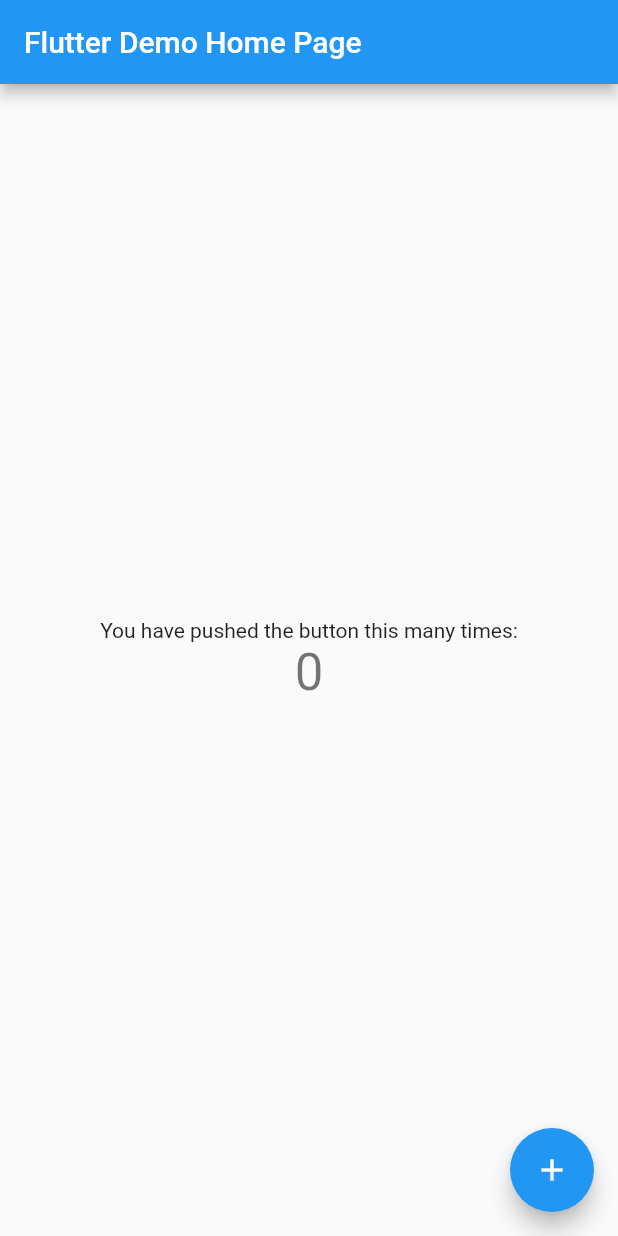
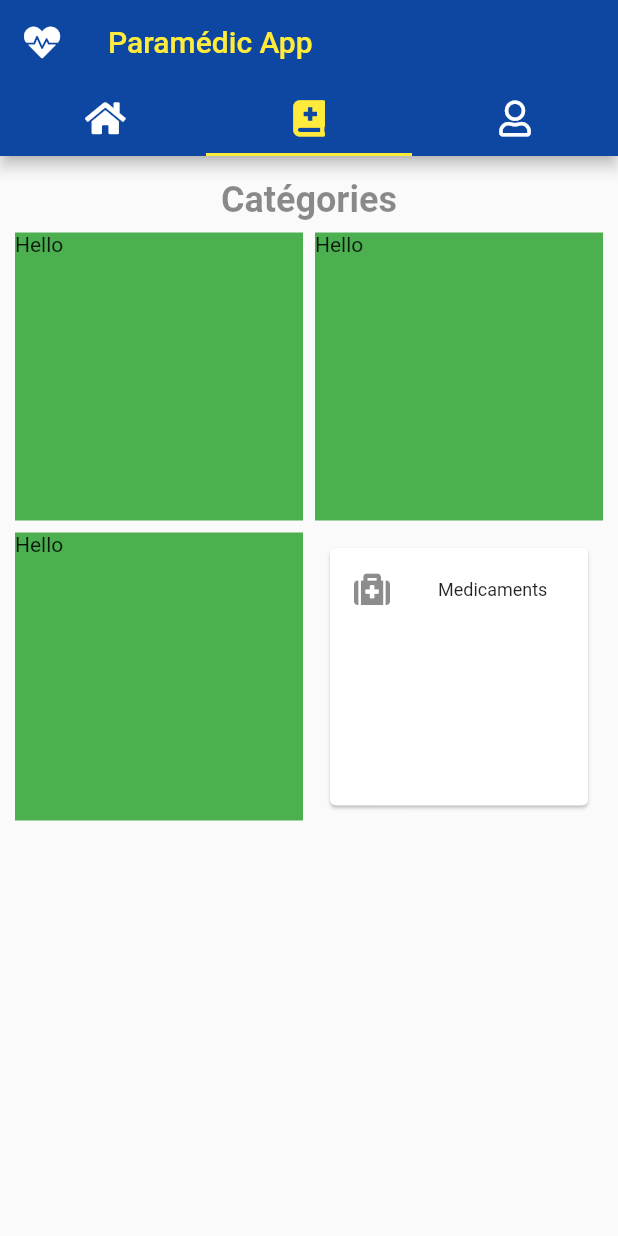
Before and after one commit to laGrossePistache/paramedic_app, a Flutter app: the screen it shows after launch, on a phone screen of 412 x 824 dp. Run offline on Flutter 3.47's test engine with Material 2 defaults, Android fonts, the phone set to English and light mode, and no system bars; our stand-ins replace font_awesome_flutter; Roboto replaces fonts that are missing (Cinzel).

Commit message:
Home page with tabs
Home page is now up and running.
I have started to create the Categories Tab who will have button to open the selected information

```diff
--- a/lib/main.dart
+++ b/lib/main.dart
@@ -1,4 +1,5 @@
 import 'package:flutter/material.dart';
+import 'pages/homePage.dart';
 
 void main() => runApp(MyApp());
 
@@ -7,105 +8,14 @@
   @override
   Widget build(BuildContext context) {
     return MaterialApp(
-      title: 'Flutter Demo',
+      debugShowCheckedModeBanner: false,
+      title: 'Paramédic App',
       theme: ThemeData(
-        // This is the theme of your application.
-        //
-        // Try running your application with "flutter run". You'll see the
-        // application has a blue toolbar. Then, without quitting the app, try
-        // changing the primarySwatch below to Colors.green and then invoke
-        // "hot reload" (press "r" in the console where you ran "flutter run",
-        // or simply save your changes to "hot reload" in a Flutter IDE).
-        // Notice that the counter didn't reset back to zero; the application
-        // is not restarted.
-        primarySwatch: Colors.blue,
       ),
-      home: MyHomePage(title: 'Flutter Demo Home Page'),
+      initialRoute: HomePage.id,
+      routes: {
+        HomePage.id : (context) => HomePage(),
+      },
     );
   }
 }
-
-class MyHomePage extends StatefulWidget {
-  MyHomePage({Key key, this.title}) : super(key: key);
-
-  // This widget is the home page of your application. It is stateful, meaning
-  // that it has a State object (defined below) that contains fields that affect
-  // how it looks.
-
-  // This class is the configuration for the state. It holds the values (in this
-  // case the title) provided by the parent (in this case the App widget) and
-  // used by the build method of the State. Fields in a Widget subclass are
-  // always marked "final".
-
-  final String title;
-
-  @override
-  _MyHomePageState createState() => _MyHomePageState();
-}
-
-class _MyHomePageState extends State<MyHomePage> {
-  int _counter = 0;
-
-  void _incrementCounter() {
-    setState(() {
-      // This call to setState tells the Flutter framework that something has
-      // changed in this State, which causes it to rerun the build method below
-      // so that the display can reflect the updated values. If we changed
-      // _counter without calling setState(), then the build method would not be
-      // called again, and so nothing would appear to happen.
-      _counter++;
-    });
-  }
-
-  @override
-  Widget build(BuildContext context) {
-    // This method is rerun every time setState is called, for instance as done
-    // by the _incrementCounter method above.
-    //
-    // The Flutter framework has been optimized to make rerunning build methods
-    // fast, so that you can just rebuild anything that needs updating rather
-    // than having to individually change instances of widgets.
-    return Scaffold(
-      appBar: AppBar(
-        // Here we take the value from the MyHomePage object that was created by
-        // the App.build method, and use it to set our appbar title.
-        title: Text(widget.title),
-      ),
-      body: Center(
-        // Center is a layout widget. It takes a single child and positions it
-        // in the middle of the parent.
-        child: Column(
-          // Column is also a layout widget. It takes a list of children and
-          // arranges them vertically. By default, it sizes itself to fit its
-          // children horizontally, and tries to be as tall as its parent.
-          //
-          // Invoke "debug painting" (press "p" in the console, choose the
-          // "Toggle Debug Paint" action from the Flutter Inspector in Android
-          // Studio, or the "Toggle Debug Paint" command in Visual Studio Code)
-          // to see the wireframe for each widget.
-          //
-          // Column has various properties to control how it sizes itself and
-          // how it positions its children. Here we use mainAxisAlignment to
-          // center the children vertically; the main axis here is the vertical
-          // axis because Columns are vertical (the cross axis would be
-          // horizontal).
-          mainAxisAlignment: MainAxisAlignment.center,
-          children: <Widget>[
-            Text(
-              'You have pushed the button this many times:',
-            ),
-            Text(
-              '$_counter',
-              style: Theme.of(context).textTheme.display1,
-            ),
-          ],
-        ),
-      ),
-      floatingActionButton: FloatingActionButton(
-        onPressed: _incrementCounter,
-        tooltip: 'Increment',
-        child: Icon(Icons.add),
-      ), // This trailing comma makes auto-formatting nicer for build methods.
-    );
-  }
-}
--- /dev/null
+++ b/lib/pages/categoriesTab.dart
@@ -0,0 +1,66 @@
+import 'package:flutter/material.dart';
+import 'package:paramedic_app/widgets/categorieCard.dart';
+
+class CategoriesTab extends StatelessWidget {
+  @override
+  Widget build(BuildContext context) {
+    return SafeArea(
+        child: Container(
+      margin: EdgeInsets.fromLTRB(10.0, 15.0, 10.0, 10.0),
+      child: Column(
+        children: <Widget>[
+          Text(
+            'Catégories',
+            style: TextStyle(
+                fontSize: 24.0,
+                fontWeight: FontWeight.bold,
+                color: Colors.black45),
+          ),
+          Expanded(
+              child: Container(
+                padding: EdgeInsets.only(top: 8.0),
+            child: GridView.count(
+              crossAxisCount: 2,
+              crossAxisSpacing: 8.0,
+              mainAxisSpacing: 8.0,
+              children: <Widget>[
+                GridTile(
+                  header: Text('Hello'),
+                  child: Container(
+                    color: Colors.green,
+                  ),
+                ),
+                                GridTile(
+                  header: Text('Hello'),
+                  child: Container(
+                    color: Colors.green,
+                  ),
+                ),
+                                GridTile(
+                  header: Text('Hello'),
+                  child: Container(
+                    color: Colors.green,
+                  ),
+                ),
+                CategorieCard()
+              ],
+            ),
+          ))
+        ],
+      ),
+    ));
+  }
+}
+
+//   child: Column(
+//     children: <Widget>[
+
+//       ListView(
+//         children: <Widget>[
+//           ListTile(title: Text('Hello'),)
+//           // CategorieCard(),
+//         ],
+//       ),
+//     ],
+//   ),
+// ),
--- /dev/null
+++ b/lib/pages/homePage.dart
@@ -0,0 +1,47 @@
+import 'package:flutter/material.dart';
+import 'package:font_awesome_flutter/font_awesome_flutter.dart';
+import 'package:paramedic_app/pages/categoriesTab.dart';
+
+class HomePage extends StatelessWidget {
+  static const id = 'homePage';
+  @override
+  Widget build(BuildContext context) {
+    return DefaultTabController(
+      initialIndex: 1,
+      length: 3,
+      child: Scaffold(
+        appBar: AppBar(
+          leading: Icon(FontAwesomeIcons.heartbeat),
+          backgroundColor: Colors.blue[900],
+          title: Text(
+            'Paramédic App',
+            style: TextStyle(color: Colors.yellow),
+          ),
+          bottom: TabBar(
+            indicatorColor: Colors.yellow,
+            labelColor: Colors.yellow,
+            unselectedLabelColor: Colors.white,
+            tabs: <Widget>[
+              Tab(
+                icon: Icon(FontAwesomeIcons.home),
+              ),
+              Tab(
+                icon: Icon(FontAwesomeIcons.bookMedical),
+              ),
+              Tab(
+                icon: Icon(FontAwesomeIcons.user),
+              ),
+            ],
+          ),
+        ),
+        body: TabBarView(
+          children: <Widget>[
+            Icon(FontAwesomeIcons.home),
+            CategoriesTab(),
+            Icon(FontAwesomeIcons.user),
+          ],
+        ),
+      ),
+    );
+  }
+}
--- /dev/null
+++ b/lib/widgets/categorieCard.dart
@@ -0,0 +1,23 @@
+import 'package:flutter/material.dart';
+import 'package:font_awesome_flutter/font_awesome_flutter.dart';
+
+class CategorieCard extends StatelessWidget {
+  // final String title;
+  @override
+  Widget build(BuildContext context) {
+    return Card(
+      elevation: 1,
+      margin: EdgeInsets.symmetric(vertical: 10.0, horizontal: 10.0),
+      child: ListTile(
+        leading: Icon(FontAwesomeIcons.medkit),
+        title: Text(
+          'Medicaments',
+          style: TextStyle(
+            fontFamily: 'Cinzel',
+            fontSize: 12.0,
+          ),
+        ),
+      ),
+    );
+  }
+}
```
Also changed, not shown: pubspec.yaml (+7 -13 lines), pubspec.lock.
